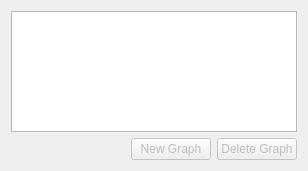
The window that kame/forms/graphtool.ui (northriv/KAME) describes before a commit, drawn with Qt 5.
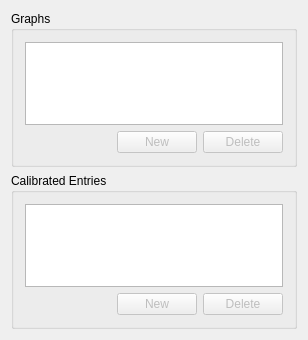
The same window after the commit.

Commit message: XYZ selection beneath graph CalibratedEntry TextWriter fires by onVisualization

```diff
--- a/kame/forms/graphtool.ui
+++ b/kame/forms/graphtool.ui
@@ -7,62 +7,127 @@
     <x>0</x>
     <y>0</y>
     <width>308</width>
-    <height>171</height>
+    <height>340</height>
    </rect>
   </property>
   <property name="windowTitle">
    <string>Graph</string>
   </property>
-  <layout class="QGridLayout" name="gridLayout">
-   <item row="0" column="0" colspan="3">
+  <layout class="QVBoxLayout" name="verticalLayout">
+   <item>
+    <widget class="QGroupBox" name="grpGraphs">
+     <property name="title">
+      <string>Graphs</string>
+     </property>
+     <property name="sizePolicy">
+      <sizepolicy hsizetype="Preferred" vsizetype="Expanding">
+       <horstretch>0</horstretch>
+       <verstretch>1</verstretch>
+      </sizepolicy>
+     </property>
+     <layout class="QVBoxLayout">
+      <item>
     <widget class="QTableWidget" name="m_tblGraphs"/>
    </item>
-   <item row="1" column="0">
-    <spacer name="spacer3">
+      <item>
+       <layout class="QHBoxLayout">
+        <item>
+         <spacer>
      <property name="orientation">
-      <enum>Qt::Horizontal</enum>
+           <enum>Qt::Orientation::Horizontal</enum>
      </property>
      <property name="sizeType">
-      <enum>QSizePolicy::Expanding</enum>
+           <enum>QSizePolicy::Policy::Expanding</enum>
      </property>
      <property name="sizeHint" stdset="0">
       <size>
-       <width>216</width>
+            <width>40</width>
        <height>20</height>
       </size>
      </property>
     </spacer>
    </item>
-   <item row="1" column="1">
+        <item>
     <widget class="QPushButton" name="btnNewGraph">
      <property name="enabled">
       <bool>false</bool>
      </property>
-     <property name="sizePolicy">
-      <sizepolicy hsizetype="Minimum" vsizetype="Preferred">
-       <horstretch>0</horstretch>
-       <verstretch>0</verstretch>
-      </sizepolicy>
-     </property>
      <property name="text">
-      <string>New Graph</string>
+           <string>New</string>
      </property>
     </widget>
    </item>
-   <item row="1" column="2">
+        <item>
     <widget class="QPushButton" name="btnDeleteGraph">
      <property name="enabled">
       <bool>false</bool>
      </property>
+          <property name="text">
+           <string>Delete</string>
+          </property>
+         </widget>
+        </item>
+       </layout>
+      </item>
+     </layout>
+    </widget>
+   </item>
+   <item>
+    <widget class="QGroupBox" name="grpCalibEntries">
+     <property name="title">
+      <string>Calibrated Entries</string>
+     </property>
      <property name="sizePolicy">
-      <sizepolicy hsizetype="Minimum" vsizetype="Preferred">
+      <sizepolicy hsizetype="Preferred" vsizetype="Expanding">
        <horstretch>0</horstretch>
-       <verstretch>0</verstretch>
+       <verstretch>1</verstretch>
       </sizepolicy>
      </property>
+     <layout class="QVBoxLayout">
+      <item>
+       <widget class="QTableWidget" name="m_tblCalibEntries"/>
+      </item>
+      <item>
+       <layout class="QHBoxLayout">
+        <item>
+         <spacer>
+          <property name="orientation">
+           <enum>Qt::Orientation::Horizontal</enum>
+          </property>
+          <property name="sizeType">
+           <enum>QSizePolicy::Policy::Expanding</enum>
+          </property>
+          <property name="sizeHint" stdset="0">
+           <size>
+            <width>40</width>
+            <height>20</height>
+           </size>
+          </property>
+         </spacer>
+        </item>
+        <item>
+         <widget class="QPushButton" name="btnNewCalibEntry">
+          <property name="enabled">
+           <bool>false</bool>
+          </property>
      <property name="text">
-      <string>Delete Graph</string>
-     </property>
+           <string>New</string>
+          </property>
+         </widget>
+        </item>
+        <item>
+         <widget class="QPushButton" name="btnDeleteCalibEntry">
+          <property name="enabled">
+           <bool>false</bool>
+          </property>
+          <property name="text">
+           <string>Delete</string>
+          </property>
+         </widget>
+        </item>
+       </layout>
+      </item>
+     </layout>
     </widget>
    </item>
   </layout>
```
Left out of the diff: 4 changed lines with no effect on the pictures. Lines whose indentation alone changed are shown as unchanged. The commit also changes 14 other files.
